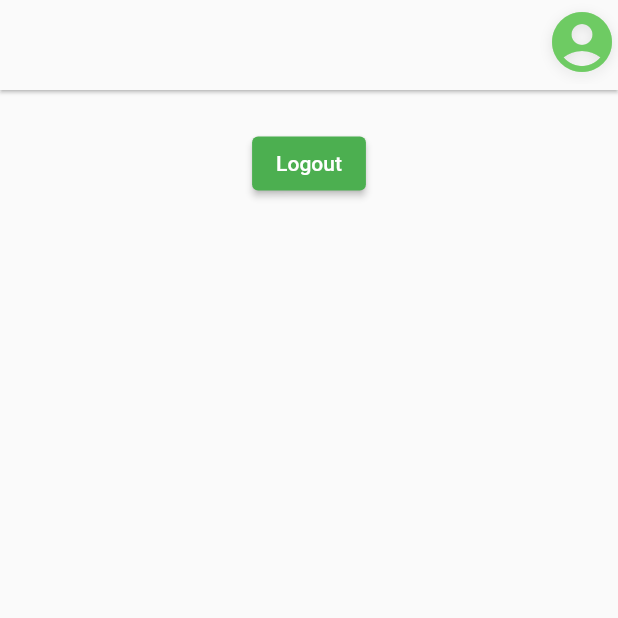
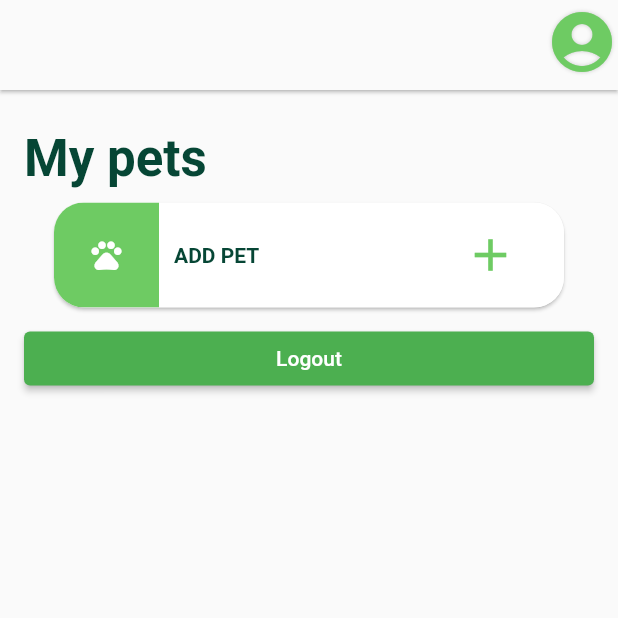
Before and after one commit to Mateorid/Flutter-project, a Flutter app: the HomePage screen opened by its route, on a phone screen of 412 x 824 dp, the top half of it. Run offline on Flutter 3.47's test engine with Material 2 defaults, Android fonts, the phone set to English and light mode, and no system bars; our stand-ins replace cloud_firestore, email_validator, firebase_auth, firebase_core, flutter_svg, get_it and 1 more; accounts and stored records are empty; network calls fail.

Commit message:
pet details creating

```diff
--- /dev/null
+++ b/lib/TODO.txt
@@ -0,0 +1,3 @@
+- prerobit async operacie v register/login na pouzivanie handleAsyncOperation()
+- lepsie nacitavanie stranky?
+- automapper + prerobenie user service na mapovanie model -> json
--- a/lib/ioc_container.dart
+++ b/lib/ioc_container.dart
@@ -1,6 +1,7 @@
 import 'package:pet_sitting/services/auth_service.dart';
 import 'package:get_it/get_it.dart';
 import 'package:firebase_auth/firebase_auth.dart';
+import 'package:pet_sitting/services/pet_service.dart';
 import 'package:pet_sitting/services/user_service.dart';
 
 
@@ -17,6 +18,10 @@ class IoCContainer {
       UserService(),
     );
 
+    get.registerSingleton<PetService>(
+      PetService(),
+    );
+
     get.registerSingleton<AuthService>(
       AuthService(get<FirebaseAuth>()),
     );
--- a/lib/pages/home_page.dart
+++ b/lib/pages/home_page.dart
@@ -4,6 +4,8 @@ import 'package:go_router/go_router.dart';
 import 'package:pet_sitting/handle_async_operation.dart';
 import 'package:pet_sitting/services/user_service.dart';
 import 'package:pet_sitting/styles.dart';
+import 'package:pet_sitting/widgets/add_pet_tile.dart';
+import 'package:pet_sitting/widgets/basic_title.dart';
 import 'package:pet_sitting/widgets/plain_text_field.dart';
 import 'package:pet_sitting/widgets/round_button.dart';
 import '../ioc_container.dart';
@@ -17,15 +19,10 @@ class HomePage extends StatefulWidget {
   final User? user = get<AuthService>().currentUser;
 
   @override
-  EditProfilePageState createState() => EditProfilePageState();
+  HomePageState createState() => HomePageState();
 }
 
-class EditProfilePageState extends State<HomePage> {
-  final _formKey = GlobalKey<FormState>();
-  final _nameController = TextEditingController();
-  final _emailController = TextEditingController();
-  final _phoneNumberController = TextEditingController();
-  final _locationController = TextEditingController();
+class HomePageState extends State<HomePage> {
   bool _loading = false;
 
   @override
@@ -42,12 +39,12 @@ class EditProfilePageState extends State<HomePage> {
             actions: [
               Transform.scale(
                 scale: 2,
-                child: IconButton(onPressed: () => {_onAccountPressed(context)}, icon: Icon(
-                  shadows: [Shadow(color: Colors.black.withOpacity(0.1), blurRadius: 10.0, offset: Offset(0, 1))],
-                  Icons.account_circle,
-                  color: MAIN_GREEN,
-                )),
-              )
+                  child: IconButton(onPressed: () => {_onAccountPressed(context)}, icon: Icon(
+                    shadows: [Shadow(color: Colors.black.withOpacity(0.2), blurRadius: 3.0)],
+                    Icons.account_circle,
+                    color: MAIN_GREEN,
+                  )),
+                ),
             ],
 
               ),
@@ -55,8 +52,10 @@ class EditProfilePageState extends State<HomePage> {
         body: Container(
             padding: const EdgeInsets.only(left: 16, top: 25, right: 16),
             child: Center(
-              child: Column(
+              child: ListView(
                 children: [
+                  BasicTitle(text: 'My pets'),
+                  AddPetCard(),
                   ElevatedButton(onPressed:() => {_onLogoutPressed(context)}, child: Text('Logout'))
                 ],
               )
--- a/lib/router.dart
+++ b/lib/router.dart
@@ -3,6 +3,7 @@ import 'package:go_router/go_router.dart';
 import 'package:pet_sitting/pages/edit_user_page.dart';
 import 'package:pet_sitting/pages/home_page.dart';
 import 'package:pet_sitting/pages/login_page.dart';
+import 'package:pet_sitting/pages/pet_info_page.dart';
 import 'package:pet_sitting/pages/register_page.dart';
 import 'package:pet_sitting/services/auth_service.dart';
 
@@ -35,6 +36,12 @@ class RouterProvider {
           name: "home",
           builder: (context, state) => HomePage(),
         ),
+        GoRoute(
+          path: "/create_pet",
+          name: "create_pet",
+          builder: (context, state) => PetInfoPage(),
+
+        )
       ],
     );
   }
--- /dev/null
+++ b/lib/services/pet_service.dart
@@ -0,0 +1,19 @@
+import 'package:cloud_firestore/cloud_firestore.dart';
+import '../Models/pet.dart';
+
+class PetService{
+  final CollectionReference petCollection = FirebaseFirestore.instance.collection("Pets");
+
+  Future createNewPet(Pet pet) async{
+    return await petCollection.add({
+      'ownerId': pet.ownerId,
+      'name': pet.name,
+      'gender': pet.gender,
+      'age': pet.age,
+      'weight': pet.weight,
+      'species': pet.species,
+      'breed': pet.breed,
+      'details': pet.details,
+    });
+  }
+}
--- /dev/null
+++ b/lib/validators/locationValidator.dart
@@ -0,0 +1,6 @@
+String? Function(String?)? locationValidator = (String? value) {
+  if (value!.isEmpty) {
+    return 'Enter your current location';
+  }
+  return null;
+};
--- /dev/null
+++ b/lib/validators/name_validator.dart
@@ -0,0 +1,6 @@
+String? Function(String?)? nameValidator = (String? value) {
+  if (value!.isEmpty) {
+    return 'Enter your name';
+  }
+  return null;
+};
--- /dev/null
+++ b/lib/widgets/add_pet_tile.dart
@@ -0,0 +1,58 @@
+import 'package:flutter/material.dart';
+import 'package:go_router/go_router.dart';
+import '../styles.dart';
+
+class AddPetCard extends StatelessWidget {
+  const AddPetCard({Key? key}) : super(key: key);
+
+  @override
+  Widget build(BuildContext context) {
+    return Padding(
+      padding: EdgeInsets.symmetric(
+          vertical: 10.0, horizontal: 20.0),
+      child: Material(
+        elevation: 1,
+        borderRadius: BorderRadius.circular(20.0),
+        child: ClipRRect(
+          borderRadius: BorderRadius.circular(20),
+          child: Container(
+            height: 70,
+            color: Colors.white,
+            child: Row(
+              children: <Widget>[
+                Container(
+                  color: MAIN_GREEN,
+                  width: 70,
+                  height: 70,
+                  child: Icon(Icons.pets, color: Colors.white),
+                ),
+                SizedBox(width: 10),
+                Expanded(
+                  child: Column(
+                    mainAxisAlignment: MainAxisAlignment.center,
+                    crossAxisAlignment:
+                    CrossAxisAlignment.start,
+                    children:const [
+                      Text('ADD PET', style: TextStyle(color: DARK_GREEN, fontWeight: FontWeight.bold),),
+                    ],
+                  ),
+                ),
+                Transform.scale(
+                  scale: 1.5,
+                  child: Padding(
+                    padding: const EdgeInsets.only(right: 20),
+                    child: IconButton(
+                      icon: const Icon(Icons.add,
+                          color: MAIN_GREEN),
+                      onPressed: () => {context.pushNamed("create_pet")},
+                    ),
+                  ),
+                ),
+              ],
+            ),
+          ),
+        ),
+      ),
+    );
+  }
+}
--- /dev/null
+++ b/lib/widgets/basic_title.dart
@@ -0,0 +1,19 @@
+import 'package:flutter/material.dart';
+
+import '../styles.dart';
+
+class BasicTitle extends StatelessWidget {
+  final String text;
+
+  const BasicTitle({Key? key, required this.text}) : super(key: key);
+
+  @override
+  Widget build(BuildContext context) {
+      return Text(text,
+          style: Theme
+              .of(context)
+              .textTheme
+              .headlineMedium
+              ?.copyWith(fontWeight: FontWeight.bold, color: DARK_GREEN));
+    }
+}
```
Also changed, not shown: lib/Models/pet.dart (added, +23 -0 lines), lib/pages/edit_user_page.dart (+9 -47 lines), lib/pages/pet_info_page.dart (added, +167 -0 lines), lib/validators/email_validator.dart (added, +11 -0 lines), lib/validators/phoneValidator.dart (added, +10 -0 lines), lib/widgets/form_dropdown.dart (added, +65 -0 lines), lib/widgets/plain_text_field.dart (+6 -2 lines).
